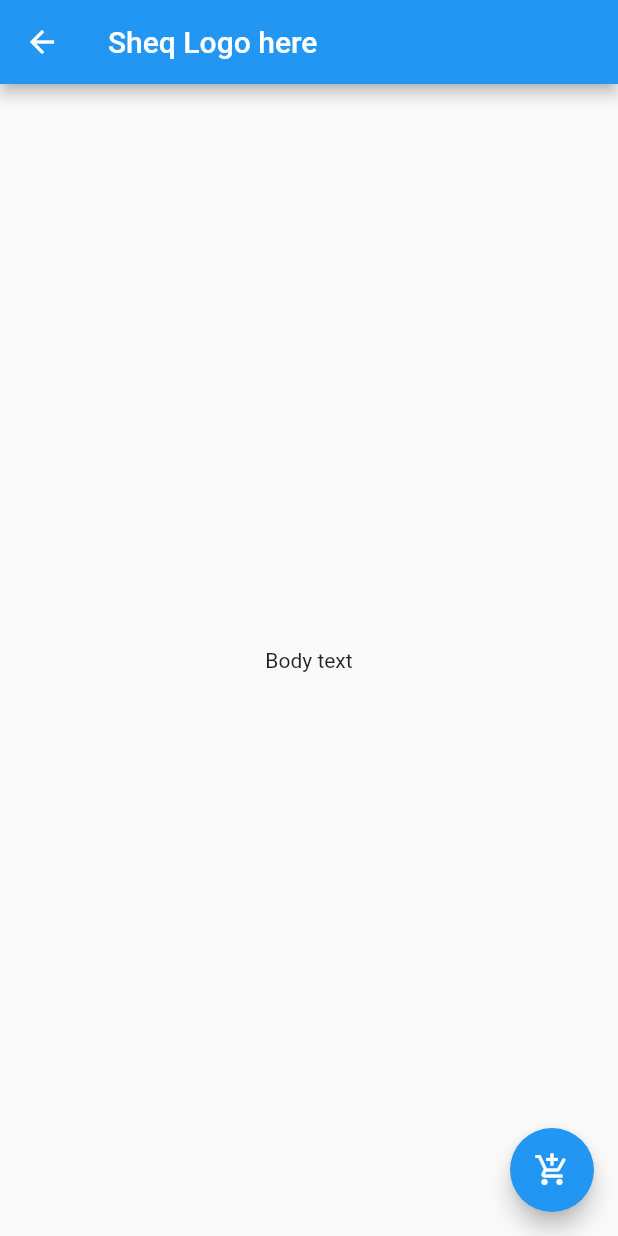
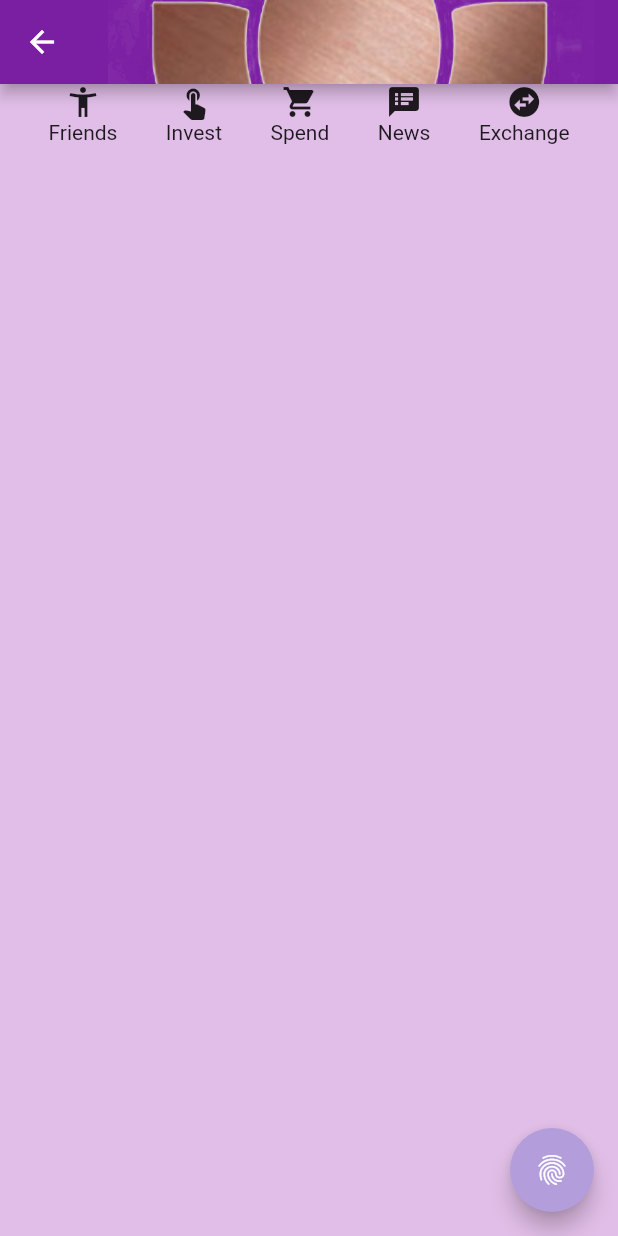
Before and after one commit to purushottamyadavbattula/sheq_flutter, a Flutter app: the MainMenuScreen screen opened by its route, on a phone screen of 412 x 824 dp. Run offline on Flutter 3.47's test engine with Material 2 defaults, Android fonts, the phone set to English and light mode, and no system bars.

Commit message:
App Bar & Icons

```diff
--- a/lib/main.dart
+++ b/lib/main.dart
@@ -1,9 +1,8 @@
 import 'package:flutter/material.dart';
 import 'package:sheq_flutter/screens/main_menu_screen.dart';
-import 'package:sheq_flutter/screens/registration_screen.dart';
-import 'package:sheq_flutter/screens/chat_screen.dart';
+//import 'package:sheq_flutter/screens/registration_screen.dart';
+//import 'package:sheq_flutter/screens/chat_screen.dart';
 import 'package:sheq_flutter/screens/welcome_screen.dart';
-import 'package:sheq_flutter/screens/main_menu_screen.dart';
 
 void main() => runApp(MyApp());
 
@@ -12,7 +11,7 @@ class MyApp extends StatelessWidget {
   @override
   Widget build(BuildContext context) {
     return MaterialApp (
-      initialRoute: WelcomeScreen.id,
+      initialRoute: MainMenuScreen.id,
       routes: {
         WelcomeScreen.id: (context) => WelcomeScreen(),
         MainMenuScreen.id: (context) => MainMenuScreen(),
--- a/lib/screens/main_menu_screen.dart
+++ b/lib/screens/main_menu_screen.dart
@@ -1,4 +1,5 @@
 import 'package:flutter/material.dart';
+//import 'package:sheq_flutter/constants.dart';
 
 class MainMenuScreen extends StatelessWidget {
   static const String id = 'main_menu_screen';
@@ -7,13 +8,42 @@ class MainMenuScreen extends StatelessWidget {
   Widget build(BuildContext context) {
     return Scaffold(
       appBar: AppBar(
-        title: Text('Sheq Logo here'),
+        backgroundColor: Colors.purple.shade700,
+        title: Image.asset('images/title-logo.png'),
       ),
-      body: Center(
-        child: Text('Body text'),
+      body: Container(
+        color: Colors.purple.shade100,
+        child: Row(
+            mainAxisAlignment: MainAxisAlignment.spaceEvenly,
+          children: <Widget>[
+            Column(children: <Widget>[
+              Icon(Icons.accessibility_new),
+              Text('Friends'),
+            ],
+            ),
+            Column(children: <Widget>[
+              Icon(Icons.touch_app),
+              Text('Invest'),
+            ],),
+            Column(children: <Widget>[
+              Icon(Icons.shopping_cart),
+              Text('Spend'),
+            ],),
+            Column(children: <Widget>[
+              Icon(Icons.speaker_notes),
+              Text('News'),
+            ],),
+            Column(children: <Widget>[
+              Icon(Icons.swap_horizontal_circle),
+              Text('Exchange'),
+            ],),
+          ],
+        ),
       ),
       floatingActionButton: FloatingActionButton(
-        child: Icon(Icons.add_shopping_cart),
+        onPressed: (){},
+        backgroundColor: Colors.deepPurple.shade200,
+        child: Icon(Icons.fingerprint),
       ),
     );
   }
--- a/lib/screens/welcome_screen.dart
+++ b/lib/screens/welcome_screen.dart
@@ -1,6 +1,4 @@
 import 'package:flutter/material.dart';
-import 'package:sheq_flutter/constants.dart';
-
 
 class WelcomeScreen extends StatefulWidget {
   static const String id = 'welcome_screen';
```
